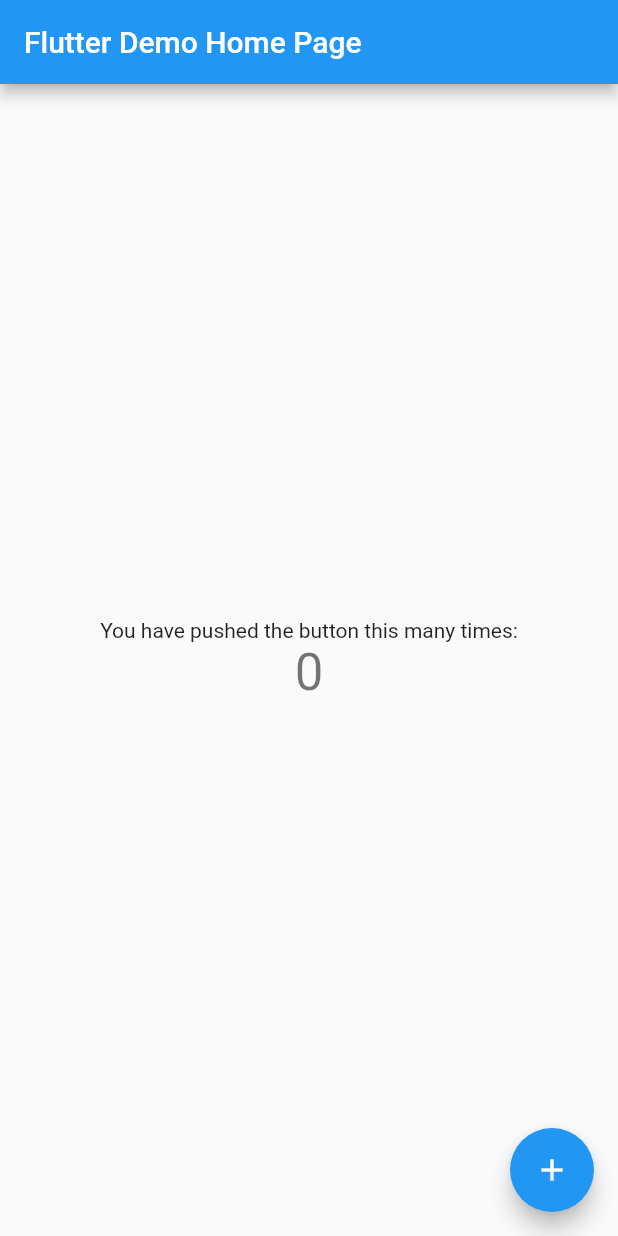
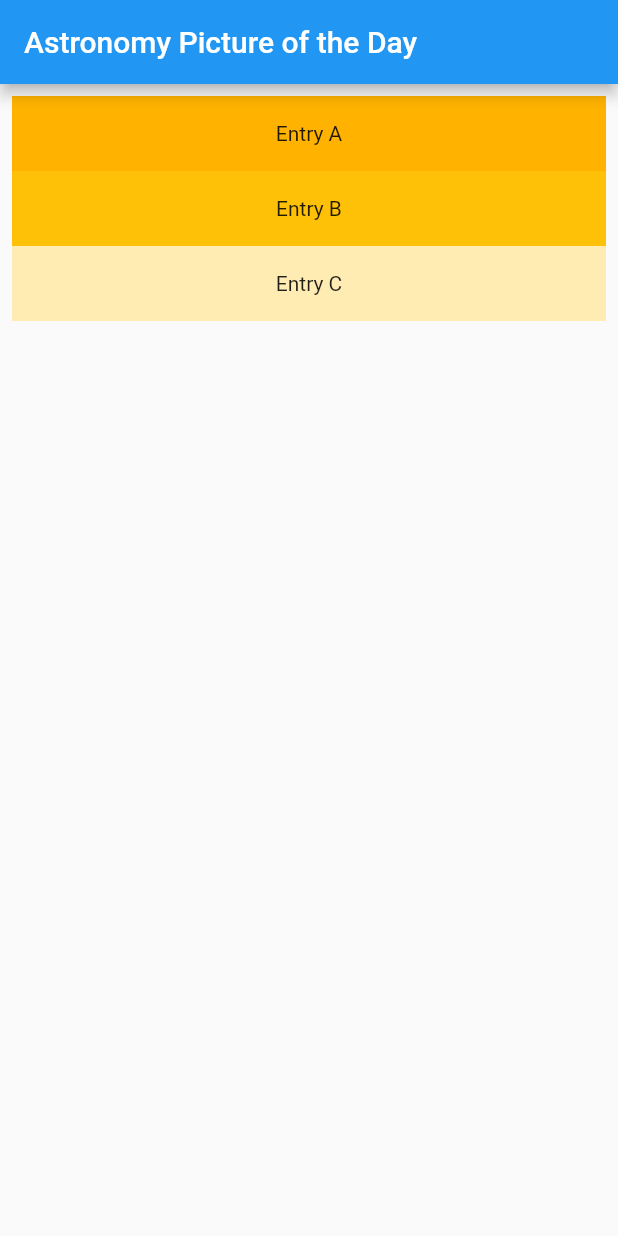
Before and after one commit to jposton96a/nasa_apod, a Flutter app: the screen it shows after launch, on a phone screen of 412 x 824 dp. Run offline on Flutter 3.47's test engine with Material 2 defaults, Android fonts, the phone set to English and light mode, and no system bars.

Commit message:
Experiment with second page

```diff
--- a/lib/main.dart
+++ b/lib/main.dart
@@ -1,5 +1,6 @@
 import 'package:flutter/material.dart';
 import 'pages/home.dart';
+import 'pages/feed.dart';
 
 void main() {
   runApp(MyApp());
@@ -23,7 +24,8 @@
         // is not restarted.
         primarySwatch: Colors.blue,
       ),
-      home: MyHomePage(title: 'Flutter Demo Home Page'),
+      // home: MyHomePage(title: 'Flutter Demo Home Page'),
+      home: APODFeedPage(),
     );
   }
 }
--- /dev/null
+++ b/lib/pages/feed.dart
@@ -0,0 +1,40 @@
+import 'package:flutter/material.dart';
+
+class APODFeedPage extends StatefulWidget {
+  APODFeedPage({Key key}) : super(key: key);
+
+  final title = "Astronomy Picture of the Day";
+
+  @override
+  _APODFeedPageState createState() => _APODFeedPageState();
+}
+
+class _APODFeedPageState extends State<APODFeedPage> {
+  @override
+  Widget build(BuildContext context) {
+    return Scaffold(
+        appBar: AppBar(
+          title: Text(widget.title),
+        ),
+        body: ListView(
+          padding: const EdgeInsets.all(8),
+          children: <Widget>[
+            Container(
+              height: 50,
+              color: Colors.amber[600],
+              child: const Center(child: Text('Entry A')),
+            ),
+            Container(
+              height: 50,
+              color: Colors.amber[500],
+              child: const Center(child: Text('Entry B')),
+            ),
+            Container(
+              height: 50,
+              color: Colors.amber[100],
+              child: const Center(child: Text('Entry C')),
+            ),
+          ],
+        ));
+  }
+}
```
